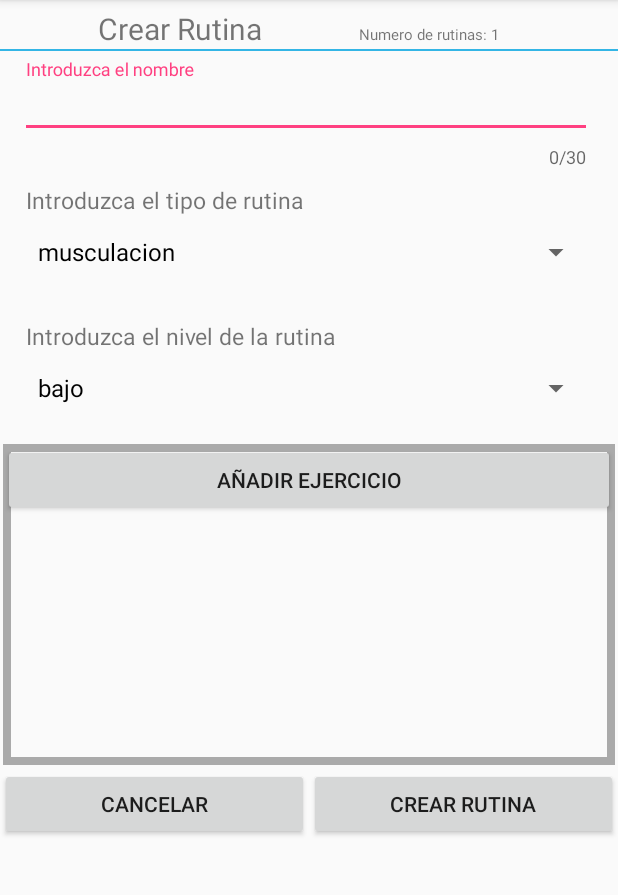
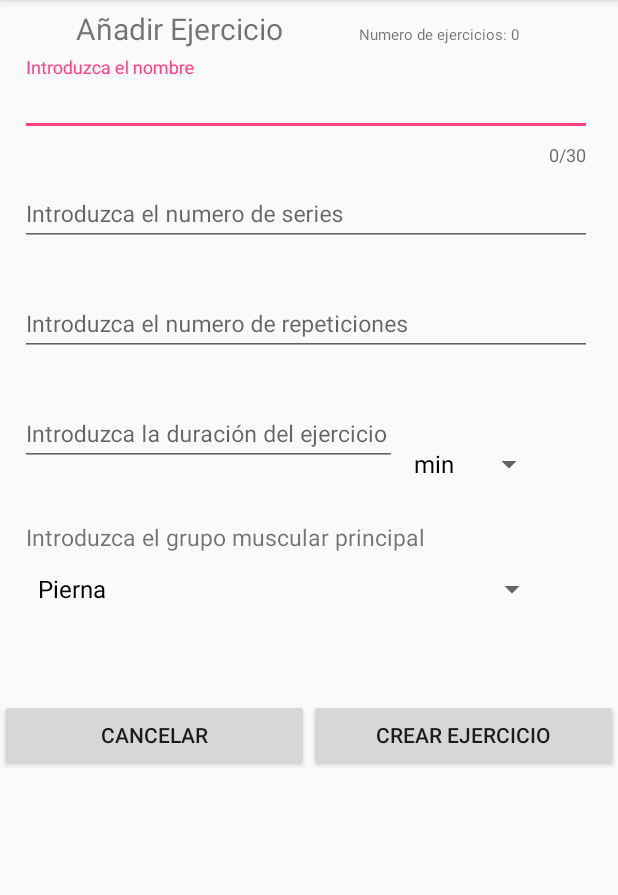
Before and after one commit to Fermach/Mroutines_Volley, an Android app: the screen it shows after launch (MainActivity), in the side drawer, after a tap on "Agregar Ejercicio", on a phone screen of 412 x 824 dp, the part 84-979 px from its top. Run offline under Robolectric (Android 15) with nearby library versions, the phone set to English and light mode, and no system bars.

Commit message:
Formulario de ejercicios añadido

```diff
--- /dev/null
+++ b/app/src/main/java/com/example/fermach/mroutines/Ejercicios/Crear_Editar_Ejercicios/CrearEjercicioContract.java
@@ -0,0 +1,22 @@
+package com.example.fermach.mroutines.Ejercicios.Crear_Editar_Ejercicios;
+
+import com.example.fermach.mroutines.Modelos.Ejercicio.Ejercicio;
+import com.example.fermach.mroutines.Modelos.Rutina.Rutina;
+
+import java.util.List;
+
+/**
+ * Created by Fermach on 18/01/2018.
+ */
+
+public interface CrearEjercicioContract {
+
+    interface View {
+        void mostrarEjercicios(List<Ejercicio> ejercicios);
+        void mostrarError();
+    }
+    interface Presenter {
+        void cargaEjercicios();
+        void crearEjercicio(Ejercicio ejercicio);
+    }
+}
--- /dev/null
+++ b/app/src/main/java/com/example/fermach/mroutines/Ejercicios/Crear_Editar_Ejercicios/CrearEjercicioPresenter.java
@@ -0,0 +1,61 @@
+package com.example.fermach.mroutines.Ejercicios.Crear_Editar_Ejercicios;
+
+import android.util.Log;
+
+import com.example.fermach.mroutines.Modelos.Ejercicio.Ejercicio;
+import com.example.fermach.mroutines.Modelos.Ejercicio.EjerciciosDataSource;
+import com.example.fermach.mroutines.Modelos.Ejercicio.EjerciciosRepository;
+import com.example.fermach.mroutines.Modelos.Rutina.Rutina;
+import com.example.fermach.mroutines.Modelos.Rutina.RutinasDataSource;
+import com.example.fermach.mroutines.Modelos.Rutina.RutinasRepository;
+import com.example.fermach.mroutines.Rutinas.Crear_Rutinas.CrearRutinaContract;
+
+import java.util.List;
+
+/**
+ * Created by Fermach on 18/01/2018.
+ */
+
+public class CrearEjercicioPresenter implements CrearEjercicioContract.Presenter{
+    private EjerciciosRepository ejerciciosRepository;
+    private CrearEjercicioContract.View ejerciciosView;
+
+    public CrearEjercicioPresenter(CrearEjercicioContract.View ejerciciosView) {
+        this.ejerciciosView = ejerciciosView;
+        this.ejerciciosRepository = ejerciciosRepository.getInstance();
+    }
+
+    @Override
+    public void cargaEjercicios() {
+         ejerciciosRepository.getEjercicios(new EjerciciosDataSource.CargaEjerciciosCallback() {
+             @Override
+             public void onEjerciciosCargados(List<Ejercicio> ejercicios) {
+                 ejerciciosView.mostrarEjercicios(ejercicios);
+             }
+
+             @Override
+             public void onEjerciciosCargadosError() {
+
+             }
+         });
+
+    }
+
+    @Override
+    public void crearEjercicio(Ejercicio ejercicio) {
+        Ejercicio miEjercicio= ejercicio;
+        Log.i("Mi ejercicio creado:", ejercicio.toString());
+        ejerciciosRepository.createEjercicio(miEjercicio, new EjerciciosDataSource.CreateEjercicioCallback() {
+            @Override
+            public void onEjercicioCreado(List<Ejercicio> ejercicios) {
+                ejerciciosView.mostrarEjercicios(ejercicios);
+            }
+
+            @Override
+            public void onEjercicioCreadoError() {
+
+            }
+        });
+    }
+
+}
--- /dev/null
+++ b/app/src/main/java/com/example/fermach/mroutines/Ejercicios/Crear_Editar_Ejercicios/CrearEjercicioVista.java
@@ -0,0 +1,129 @@
+package com.example.fermach.mroutines.Ejercicios.Crear_Editar_Ejercicios;
+
+import android.os.Bundle;
+import android.support.annotation.Nullable;
+import android.support.v4.app.Fragment;
+import android.util.Log;
+import android.view.LayoutInflater;
+import android.view.View;
+import android.view.ViewGroup;
+import android.widget.ArrayAdapter;
+import android.widget.Button;
+import android.widget.EditText;
+import android.widget.ListView;
+import android.widget.Spinner;
+import android.widget.TextView;
+
+import com.example.fermach.mroutines.Modelos.Ejercicio.Ejercicio;
+import com.example.fermach.mroutines.Modelos.Rutina.Rutina;
+import com.example.fermach.mroutines.R;
+import com.example.fermach.mroutines.Rutinas.Crear_Rutinas.CrearRutinaContract;
+import com.example.fermach.mroutines.Rutinas.Crear_Rutinas.CrearRutinaPresenter;
+
+import java.util.List;
+
+
+/**
+ * Created by Fermach on 18/01/2018.
+ */
+
+public class CrearEjercicioVista extends Fragment implements CrearEjercicioContract.View{
+
+    private CrearEjercicioContract.Presenter presenter;
+    private EditText et_nombre_ejercicio;
+    private EditText et_series_ejercicio;
+    private EditText et_reps_ejercicio;
+    private EditText et_duracion_ejercicio;
+    private Spinner sp_tipo_ejercicio;
+    private Spinner sp_unid_tiempo;
+    private Button añadir_ejercicio;
+    private Button cancelar_ejercicio;
+    View myView;
+    private Fragment fragment;
+    private TextView num_ejercicios;
+    String nombre;
+    String series;
+    String repeticiones;
+    String duracion;
+    String tipo;
+    Ejercicio ejercicio;
+
+    public CrearEjercicioVista() {
+    }
+
+    @Nullable
+    @Override
+    public View onCreateView(LayoutInflater inflater, @Nullable ViewGroup container, @Nullable Bundle savedInstanceState) {
+        myView = inflater.inflate(R.layout.formulario_ejercicio, container, false);
+
+        fragment = new CrearEjercicioVista();
+
+        inicializarVistas();
+        activarControladores();
+        poblarSpinner();
+
+        presenter=new CrearEjercicioPresenter(this);
+        presenter.cargaEjercicios();
+
+        return myView;
+    }
+
+
+    public void inicializarVistas(){
+
+        et_nombre_ejercicio=myView.findViewById(R.id.editText_nombreEjercicio);
+        et_series_ejercicio= myView.findViewById(R.id.editText_seriesEjercicio);
+        et_reps_ejercicio= myView.findViewById(R.id.editText_repesEjercicio);
+        et_duracion_ejercicio= myView.findViewById(R.id.editText_tiempoEjercicio);
+        añadir_ejercicio= myView.findViewById(R.id.btn_crear_formEjer);
+        cancelar_ejercicio= myView.findViewById(R.id.btn_cancelar_formEjer);
+        sp_tipo_ejercicio= myView.findViewById(R.id.spinner_tipoEjercicio);
+        num_ejercicios=myView.findViewById(R.id.num_Ejercicios);
+        sp_unid_tiempo=myView.findViewById(R.id.spinner_unidadesTiempo);
+    }
+
+    public void activarControladores(){
+
+        añadir_ejercicio.setOnClickListener(new View.OnClickListener() {
+            @Override
+            public void onClick(View view) {
+                nombre= et_nombre_ejercicio.getText().toString();
+                series= et_series_ejercicio.getText().toString();
+                repeticiones= et_reps_ejercicio.getText().toString();
+                duracion=et_duracion_ejercicio.getText().toString()+" "+sp_unid_tiempo.getSelectedItem().toString();
+                tipo=sp_tipo_ejercicio.getSelectedItem().toString().toLowerCase();
+
+                ejercicio=new Ejercicio(nombre,series,repeticiones,duracion,tipo,"");
+
+                Log.i("Ejercicio creado:", ejercicio.toString());
+                presenter.crearEjercicio(ejercicio);
+            }
+        });
+
+
+    }
+
+    public void poblarSpinner(){
+        String[] valores_tipo= {"Pierna","Torso", "Brazos","Espalda","Triceps","Biceps",
+                "Hombros","Gluteos","Biceps Femoral","Cuadriceps", "Gemelos"};
+
+        String[] valores_unid_tiempo= {"min","seg", "hor"};
+
+        sp_tipo_ejercicio.setAdapter(new ArrayAdapter<String>
+                (getContext(),R.layout.support_simple_spinner_dropdown_item,valores_tipo));
+
+        sp_unid_tiempo.setAdapter(new ArrayAdapter<String>
+                (getContext(),R.layout.support_simple_spinner_dropdown_item,valores_unid_tiempo));
+
+
+    }
+
+    @Override
+    public void mostrarEjercicios(List<Ejercicio> ejercicios) {
+        num_ejercicios.setText("Numero de ejercicios: "+ ejercicios.size());
+    }
+
+    @Override
+    public void mostrarError() {
+    }
+}
--- a/app/src/main/java/com/example/fermach/mroutines/MainActivity.java
+++ b/app/src/main/java/com/example/fermach/mroutines/MainActivity.java
@@ -12,6 +12,7 @@ import android.support.v7.app.AppCompatActivity;
 import android.support.v7.widget.Toolbar;
 import android.view.MenuItem;
 
+import com.example.fermach.mroutines.Ejercicios.Crear_Editar_Ejercicios.CrearEjercicioVista;
 import com.example.fermach.mroutines.Rutinas.Crear_Rutinas.CrearRutinaVista;
 
 /**
@@ -80,23 +81,27 @@ public class MainActivity extends AppCompatActivity implements NavigationView.On
         //detecta el item de nuestro NavigationBar clickeado y nos permite navegar por los fragmentos
         int id = item.getItemId();
         boolean itemSeleccionado= false;
-/*
-        if (id == R.id.nav_lista_contactos) {
-            fragment= new ContactsList();
+
+        if (id == R.id.nav_nuevo_ejercicio) {
+            fragment= new CrearEjercicioVista();
             itemSeleccionado=true;
-        } else if (id == R.id.nav_nueva_empresa) {
-            fragment= new Companies_form();
+        }
+
+        else if (id == R.id.nav_nueva_rutina) {
+            fragment= new CrearRutinaVista();
             itemSeleccionado=true;
-        } else if (id == R.id.nav_lista_empresas) {
+        }
+         /*else if (id == R.id.nav_lista_empresas) {
             fragment= new CompanyList();
             itemSeleccionado=true;
         }else if (id == R.id.nav_nuevo_contacto) {
             fragment= new Contacts_form();
             itemSeleccionado=true;
         }
+        */
         if(itemSeleccionado==true){
             getSupportFragmentManager().beginTransaction().replace(R.id.content_main,fragment).commit();
-        }*/
+        }
         DrawerLayout drawer = (DrawerLayout) findViewById(R.id.drawer_layout);
         drawer.closeDrawer(GravityCompat.START);
         return true;
--- /dev/null
+++ b/app/src/main/java/com/example/fermach/mroutines/Modelos/Ejercicio/EjerciciosDataSource.java
@@ -0,0 +1,40 @@
+package com.example.fermach.mroutines.Modelos.Ejercicio;
+
+
+/**
+ * Created by Fermach on 18/01/2018.
+ */
+
+import com.example.fermach.mroutines.Modelos.Rutina.Rutina;
+
+import java.util.List;
+
+public interface EjerciciosDataSource {
+
+        void getEjercicios(CargaEjerciciosCallback callback);
+        void createEjercicio(Ejercicio ejercicio, CreateEjercicioCallback callback);
+        void deleteEjercicio(DeleteEjercicioCallback callback);
+        void updateEjercicio(UpdateEjercicioCallback callback);
+        void getEjercicio(int posicion, CargaEjercicioCallback callback);
+
+        interface CargaEjerciciosCallback {
+            void onEjerciciosCargados(List<Ejercicio> ejercicios);
+            void onEjerciciosCargadosError();
+        }
+        interface CargaEjercicioCallback {
+            void onEjercicioCargada(Ejercicio ejercicio);
+            void onEjercicioCargadaError();
+        }
+        interface CreateEjercicioCallback {
+            void onEjercicioCreado(List<Ejercicio> ejercicios);
+            void onEjercicioCreadoError();
+        }
+        interface DeleteEjercicioCallback {
+            void onEjercicioEliminado(List<Ejercicio> ejercicios);
+            void onEjercicioEliminadoError();
+         }
+        interface UpdateEjercicioCallback {
+            void onEjercicioActualizado(Ejercicio ejercicio);
+            void onEjercicioActualizadoError();
+        }
+}
--- /dev/null
+++ b/app/src/main/java/com/example/fermach/mroutines/Modelos/Ejercicio/EjerciciosRepository.java
@@ -0,0 +1,59 @@
+package com.example.fermach.mroutines.Modelos.Ejercicio;
+
+import android.util.Log;
+
+import com.example.fermach.mroutines.Modelos.Rutina.Rutina;
+import com.example.fermach.mroutines.Modelos.Rutina.RutinasDataSource;
+
+import java.util.ArrayList;
+import java.util.List;
+
+/**
+ * Created by Fermach on 18/01/2018.
+ */
+
+public class EjerciciosRepository implements EjerciciosDataSource{
+
+    private static EjerciciosRepository INSTANCIA = null;
+    private List<Ejercicio> listaEjercicios = new ArrayList<>();
+
+    public static EjerciciosRepository getInstance() {
+        if (INSTANCIA == null) {
+            INSTANCIA = new EjerciciosRepository();
+        }
+        return INSTANCIA;
+    }
+
+
+
+    @Override
+    public void getEjercicios(CargaEjerciciosCallback callback) {
+        callback.onEjerciciosCargados(listaEjercicios);
+
+    }
+
+    @Override
+    public void createEjercicio(Ejercicio rutina, CreateEjercicioCallback callback) {
+      if(listaEjercicios.add(rutina)){
+          callback.onEjercicioCreado(listaEjercicios);
+          Log.i("Lista de ejercicios:", listaEjercicios.toString());
+      }else{
+          callback.onEjercicioCreadoError();
+      }
+    }
+
+    @Override
+    public void deleteEjercicio(DeleteEjercicioCallback callback) {
+
+    }
+
+    @Override
+    public void updateEjercicio(UpdateEjercicioCallback callback) {
+
+    }
+
+    @Override
+    public void getEjercicio(int posicion, CargaEjercicioCallback callback) {
+
+    }
+}
--- a/app/src/main/java/com/example/fermach/mroutines/Rutinas/Crear_Rutinas/CrearRutinaVista.java
+++ b/app/src/main/java/com/example/fermach/mroutines/Rutinas/Crear_Rutinas/CrearRutinaVista.java
@@ -57,15 +57,8 @@ public class CrearRutinaVista extends Fragment implements CrearRutinaContract.Vi
 
         inicializarVistas();
         activarControladores();
-
-
-        String[] valores_tipo= {"musculacion","cardiovascular","otro"};
-        String[] valores_nivel= {"bajo","medio","alto"};
-
-        sp_nivel_rutina.setAdapter(new ArrayAdapter<String>
-                (getContext(),R.layout.support_simple_spinner_dropdown_item,valores_nivel));
-        sp_tipo_rutina.setAdapter(new ArrayAdapter<String>
-                (getContext(),R.layout.support_simple_spinner_dropdown_item,valores_tipo));
+        poblarSpinner();
+        poblarListaEjercicios();
 
         presenter=new CrearRutinaPresenter(this);
         presenter.cargaRutinas();
@@ -100,10 +93,23 @@ public class CrearRutinaVista extends Fragment implements CrearRutinaContract.Vi
                 presenter.crearRutina(rutina);
             }
         });
+    }
+
+    public void poblarSpinner(){
+        String[] valores_tipo= {"musculacion","cardiovascular","otro"};
+        String[] valores_nivel= {"bajo","medio","alto"};
+
+        sp_nivel_rutina.setAdapter(new ArrayAdapter<String>
+                (getContext(),R.layout.support_simple_spinner_dropdown_item,valores_nivel));
+        sp_tipo_rutina.setAdapter(new ArrayAdapter<String>
+                (getContext(),R.layout.support_simple_spinner_dropdown_item,valores_tipo));
+
+    }
+
+    public void poblarListaEjercicios(){
 
 
     }
-
 
     @Override
     public void mostrarRutinas(List<Rutina> rutinas) {
@@ -112,5 +118,7 @@ public class CrearRutinaVista extends Fragment implements CrearRutinaContract.Vi
 
     @Override
     public void mostrarError() {
+
+
     }
 }
--- a/app/src/main/res/layout/formulario_ejercicio.xml
+++ b/app/src/main/res/layout/formulario_ejercicio.xml
@@ -7,19 +7,37 @@
     android:id="@+id/area_actualizarRutina"
     android:weightSum="1"
     >
-    <TextView
-        android:layout_marginTop="5sp"
+    <LinearLayout
         android:layout_width="match_parent"
         android:layout_height="wrap_content"
-        android:text="Añadir ejercicio"
-        android:gravity="center"
-        android:textSize="20sp"
-        />
+        android:orientation="horizontal">
+
+        <TextView
+            android:layout_width="478dp"
+            android:layout_height="wrap_content"
+            android:layout_marginTop="5sp"
+            android:layout_weight="1"
+            android:gravity="center"
+            android:text="Añadir Ejercicio"
+            android:textSize="20sp" />
+
+        <TextView
+            android:layout_marginTop="5sp"
+            android:layout_width="match_parent"
+            android:layout_height="wrap_content"
+            android:text="Ejercicios en lista:"
+            android:id="@+id/num_Ejercicios"
+            android:textSize="10sp"
+            android:layout_weight="1"
+            />
+    </LinearLayout>
 
     <LinearLayout
     android:layout_width="match_parent"
     android:layout_height="wrap_content"
-    android:orientation="vertical">
+    android:orientation="vertical"
+    android:layout_marginTop="5sp"
+        >
 
     <android.support.design.widget.TextInputLayout
         android:layout_width="match_parent"
@@ -49,8 +67,6 @@
         <android.support.design.widget.TextInputLayout
             android:layout_width="match_parent"
             android:layout_height="wrap_content"
-            app:counterMaxLength="30"
-            app:counterEnabled="true"
             app:errorEnabled="true"
             android:layout_marginLeft="13sp"
             android:layout_marginRight="17sp"
@@ -60,7 +76,7 @@
                 android:layout_width="match_parent"
                 android:layout_height="wrap_content"
                 android:hint="Introduzca el numero de series"
-                android:inputType="text"
+                android:inputType="number"
                 android:textSize="15sp" />
         </android.support.design.widget.TextInputLayout>
 
@@ -74,8 +90,6 @@
         <android.support.design.widget.TextInputLayout
             android:layout_width="match_parent"
             android:layout_height="wrap_content"
-            app:counterMaxLength="30"
-            app:counterEnabled="true"
             app:errorEnabled="true"
             android:layout_marginLeft="13sp"
             android:layout_marginRight="17sp"
@@ -85,7 +99,7 @@
                 android:layout_width="match_parent"
                 android:layout_height="wrap_content"
                 android:hint="Introduzca el numero de repeticiones"
-                android:inputType="text"
+                android:inputType="number"
                 android:textSize="15sp" />
         </android.support.design.widget.TextInputLayout>
 
@@ -94,25 +108,34 @@
     <LinearLayout
         android:layout_width="match_parent"
         android:layout_height="wrap_content"
-        android:orientation="vertical">
+        android:orientation="horizontal">
 
         <android.support.design.widget.TextInputLayout
-            android:layout_width="match_parent"
+            android:layout_width="247dp"
             android:layout_height="wrap_content"
-            app:counterMaxLength="30"
-            app:counterEnabled="true"
-            app:errorEnabled="true"
             android:layout_marginLeft="13sp"
-            android:layout_marginRight="17sp"
-            android:layout_weight="9.38">
+            app:errorEnabled="true">
+
             <EditText
                 android:id="@+id/editText_tiempoEjercicio"
-                android:layout_width="match_parent"
+                android:layout_width="255dp"
                 android:layout_height="wrap_content"
                 android:hint="Introduzca la duración del ejercicio"
-                android:inputType="text"
+                android:inputType="number"
                 android:textSize="15sp" />
         </android.support.design.widget.TextInputLayout>
+
+        <Spinner
+            android:id="@+id/spinner_unidadesTiempo"
+            android:layout_width="95dp"
+            android:layout_height="wrap_content"
+            android:layout_alignParentStart="true"
+            android:layout_alignParentTop="true"
+            android:layout_marginBottom="11sp"
+            android:layout_marginLeft="7sp"
+            android:layout_marginRight="10sp"
+            android:layout_marginTop="20sp"
+            android:textSize="15sp" />
 
     </LinearLayout>
 
@@ -125,22 +148,21 @@
         <TextView
             android:layout_width="match_parent"
             android:layout_height="wrap_content"
+            android:layout_marginLeft="17sp"
+            android:layout_marginTop="10sp"
             android:text="Introduzca el grupo muscular principal "
-            android:layout_marginLeft="17sp"
-            android:textSize="15sp"
-            android:layout_marginTop="10sp"
-            />
+            android:textSize="15sp" />
+
         <Spinner
             android:id="@+id/spinner_tipoEjercicio"
-            android:layout_width="match_parent"
+            android:layout_width="348dp"
             android:layout_height="wrap_content"
             android:layout_alignParentStart="true"
             android:layout_alignParentTop="true"
             android:layout_marginBottom="11sp"
             android:layout_marginLeft="17sp"
             android:layout_marginRight="17dp"
-            android:textSize="20sp"
-            />
+            android:textSize="20sp" />
     </LinearLayout>
 
 
@@ -152,18 +174,18 @@
         android:orientation="horizontal">
 
         <Button
-            android:id="@+id/btn_cancelar_formRutina_act"
+            android:id="@+id/btn_cancelar_formEjer"
             android:layout_width="match_parent"
             android:layout_height="wrap_content"
             android:layout_weight="1"
             android:text="Cancelar" />
 
         <Button
-            android:id="@+id/btn_crear_formRutina_act"
+            android:id="@+id/btn_crear_formEjer"
             android:layout_width="match_parent"
             android:layout_height="wrap_content"
             android:layout_weight="1"
-            android:text="Crear Rutina" />
+            android:text="Crear Ejercicio" />
 
 
     </LinearLayout>
--- a/app/src/main/res/layout/formulario_rutina.xml
+++ b/app/src/main/res/layout/formulario_rutina.xml
@@ -14,8 +14,6 @@
     android:id="@+id/area_crearRutina"
     android:weightSum="1"
     >
-
-
     <LinearLayout
         android:layout_width="match_parent"
         android:layout_height="wrap_content"
@@ -40,7 +38,6 @@
             android:layout_weight="1"
             />
     </LinearLayout>
-
     <View
         android:layout_width="match_parent"
         android:layout_height="1sp"
@@ -138,7 +135,8 @@
         <ListView
             android:id="@+id/list_crearRutina"
             android:layout_width="match_parent"
-            android:layout_height="match_parent" />
+            android:layout_height="match_parent"
+            android:divider="@android:color/darker_gray"/>
 
 
     </LinearLayout>
```
Also changed, not shown: app/src/main/java/com/example/fermach/mroutines/Modelos/Ejercicio/Ejercicio.java (+9 -10 lines), app/src/main/java/com/example/fermach/mroutines/Rutinas/Crear_Rutinas/CrearRutina_EjerciciosAdapter.java (+46 -1 lines), app/src/main/res/layout/item_ejercicios_formulario.xml (added, +78 -0 lines).
